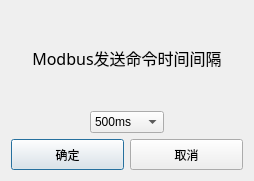
Qt form IDC_TestSystem/SI-PDU/toolbox/sisetmodbustimedlg.ui (ChinaClever/IDC_TestSystem) before a commit.
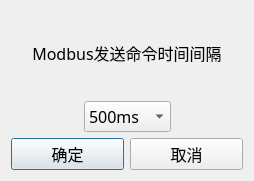
The same form after that commit.

```diff
--- a/IDC_TestSystem/SI-PDU/toolbox/sisetmodbustimedlg.ui
+++ b/IDC_TestSystem/SI-PDU/toolbox/sisetmodbustimedlg.ui
@@ -10,6 +10,12 @@
     <height>181</height>
    </rect>
   </property>
+  <property name="font">
+   <font>
+    <family>微软雅黑</family>
+    <pointsize>12</pointsize>
+   </font>
+  </property>
   <property name="windowTitle">
    <string>时间间隔</string>
   </property>
```
